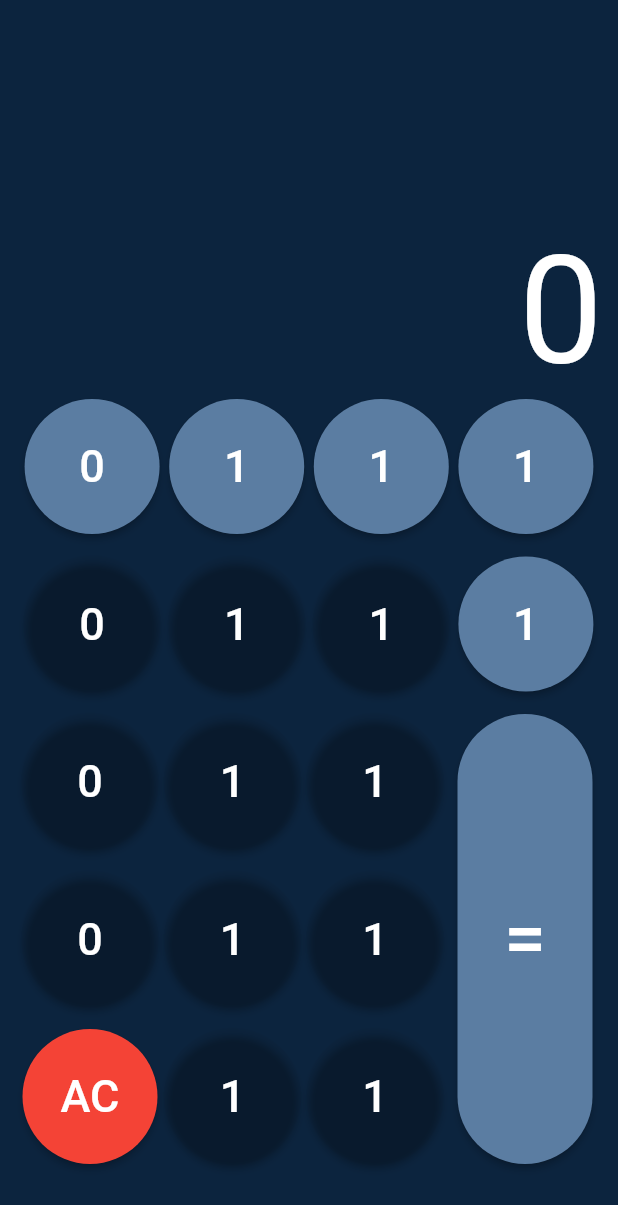
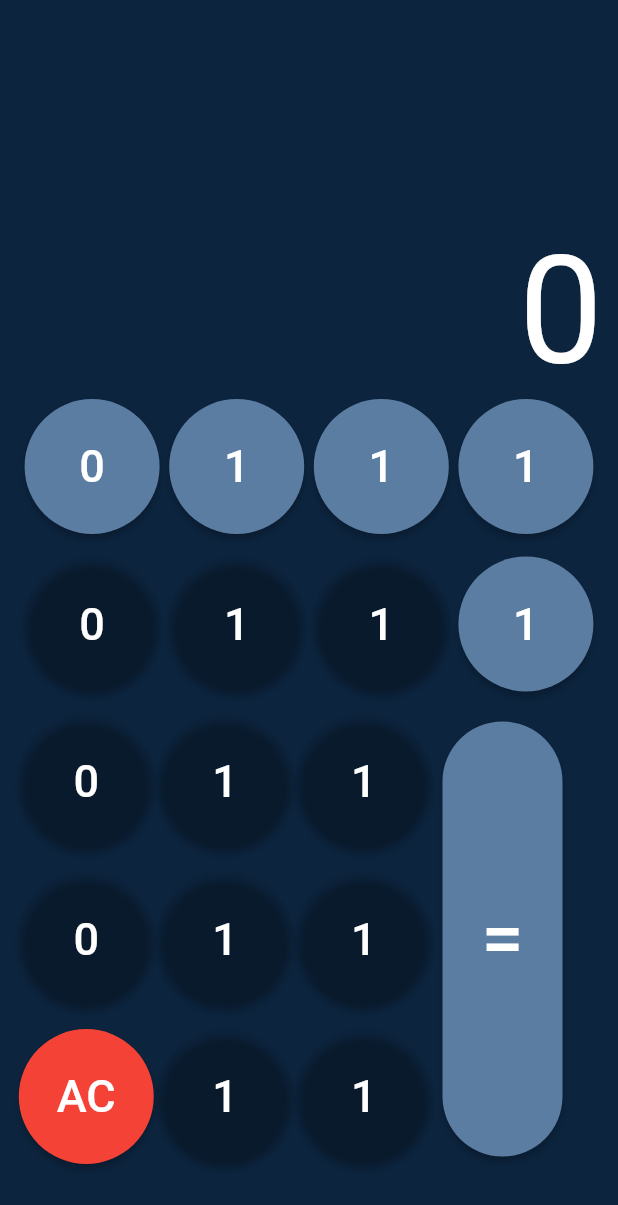
Before and after one commit to dinesh-404/calculator-flutter, a Flutter app: the screen it shows after launch, on a phone screen of 412 x 824 dp. Shown: the top 1205 px of the screen. Run offline on Flutter 3.47's test engine with Material 2 defaults, Android fonts, the phone set to English and light mode, and no system bars; our stand-ins replace math_expressions.

Commit message:
fixed overlapping for other device

```diff
--- a/lib/main.dart
+++ b/lib/main.dart
@@ -165,8 +165,8 @@ class _MyHomePageState extends State<MyHomePage> {
               mainAxisAlignment: MainAxisAlignment.start,
               children: [
                 Container(
-                    height: 350,
-                    width: 290,
+                    height: 300,
+                    width: 280,
                     child: Column(
                       children: [
                         // third row
@@ -276,9 +276,8 @@ class _MyHomePageState extends State<MyHomePage> {
                     )),
                 SizedBox(width: 5),
                 Container(
-                  padding: EdgeInsets.only(bottom: 50),
-                  height: 350,
-                  width: 90,
+                  height: 290,
+                  width: 80,
                   child: ElevatedButton(
                     child: Text(
                       "=",
```
